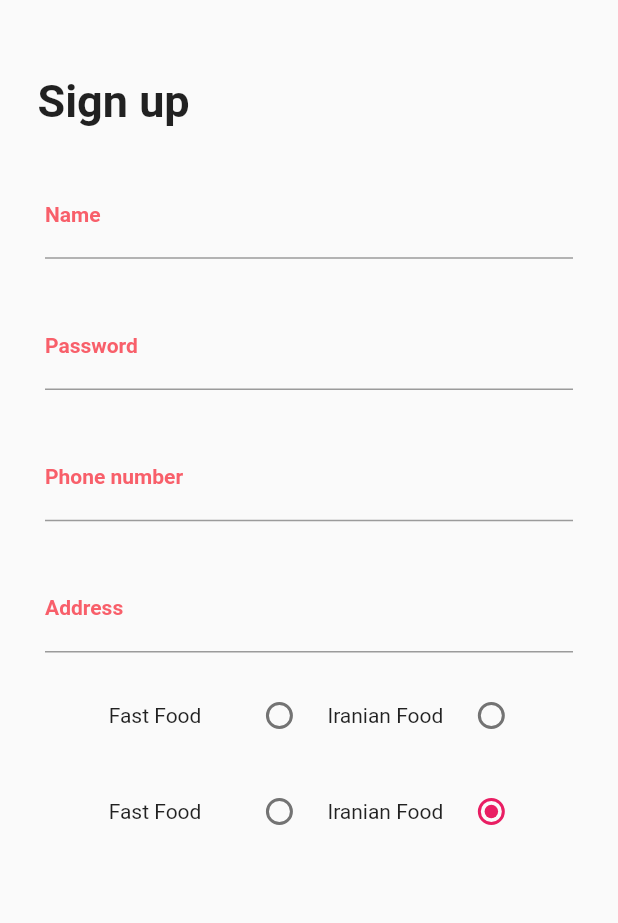
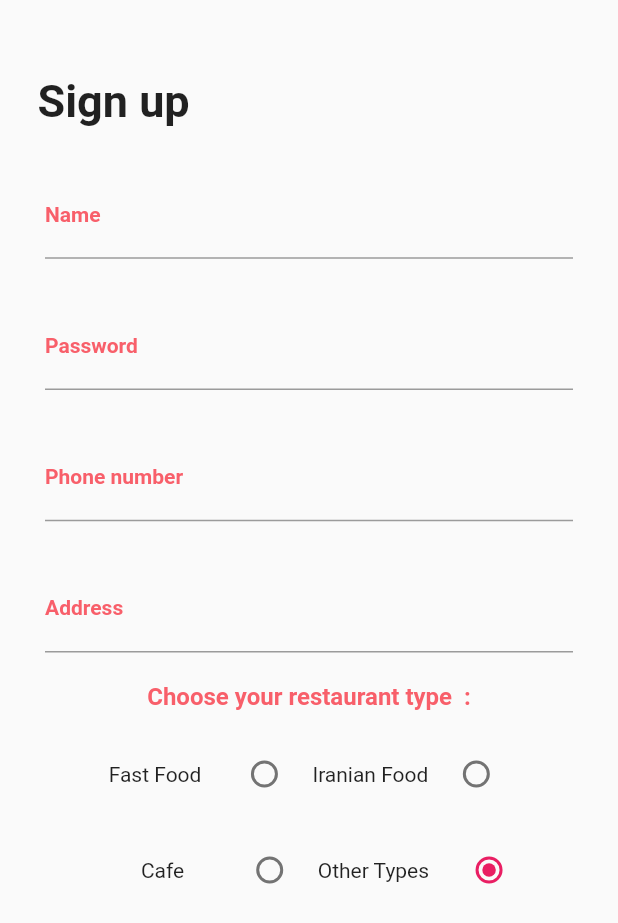
Before and after one commit to amir-r-z-a/chf-restaurant-App, a Flutter app: the screen it shows after launch, on a phone screen of 412 x 824 dp. Shown: the top 923 px of the screen. Run offline on Flutter 3.47's test engine with Material 2 defaults, Android fonts, the phone set to English and light mode, and no system bars; missing offline and left inert: dart:html.

Commit message:
buttons paddings added

```diff
--- a/lib/Screens/SignUpScreen.dart
+++ b/lib/Screens/SignUpScreen.dart
@@ -6,20 +6,22 @@ class SignUpScreen extends StatefulWidget {
   @override
   _SignUpScreenState createState() => _SignUpScreenState();
 }
-
 class _SignUpScreenState extends State<SignUpScreen> {
   var _formkey = GlobalKey<FormState>();
-  int selectedRadio ;
-  setSelectedRadio(int val){
+  int selectedRadio;
+
+  setSelectedRadio(int val) {
     setState(() {
-      selectedRadio=val;
+      selectedRadio = val;
     });
   }
+
   @override
   void initState() {
     super.initState();
-    selectedRadio=0;
+    selectedRadio = 0;
   }
+
   @override
   Widget build(BuildContext context) {
     return Scaffold(
@@ -33,8 +35,8 @@ class _SignUpScreenState extends State<SignUpScreen> {
                     children: [
                       Text(
                         "Sign up",
-                        style:
-                            TextStyle(fontSize: 30, fontWeight: FontWeight.bold),
+                        style: TextStyle(
+                            fontSize: 30, fontWeight: FontWeight.bold),
                       ),
                     ],
                   )),
@@ -74,20 +76,29 @@ class _SignUpScreenState extends State<SignUpScreen> {
                         hint: "your Address",
                       ),
                       Container(
+                          margin: EdgeInsets.only(top: 20),
+                          child: Text(
+                            "Choose your restaurant type  :",
+                            style: TextStyle(
+                                color: Color.fromRGBO(248, 95, 106, 1),
+                                fontSize: 16,
+                                fontWeight: FontWeight.bold),
+                          )),
+                      Container(
                         margin: EdgeInsets.only(top: 10),
                         child: Row(
                           mainAxisAlignment: MainAxisAlignment.center,
                           children: [
-                            Padding(padding: EdgeInsets.all(10)),
+                            Padding(padding: EdgeInsets.only(right: 10)),
                             Text("Fast Food"),
-                            Padding(padding: EdgeInsets.all(10)),
+                            Padding(padding: EdgeInsets.only(right: 10)),
                             ButtonBar(
                               children: [
                                 Radio(
                                   value: 2,
                                   groupValue: selectedRadio,
                                   activeColor: Colors.pink,
-                                  onChanged: (val){
+                                  onChanged: (val) {
                                     print("Radio $val");
                                     setSelectedRadio(val);
                                   },
@@ -98,7 +109,7 @@ class _SignUpScreenState extends State<SignUpScreen> {
                                   value: 3,
                                   groupValue: selectedRadio,
                                   activeColor: Colors.pink,
-                                  onChanged: (val){
+                                  onChanged: (val) {
                                     print("Radio $val");
                                     setSelectedRadio(val);
                                   },
@@ -108,30 +119,33 @@ class _SignUpScreenState extends State<SignUpScreen> {
                           ],
                         ),
                       ),
-                      Row(
+                      Container(
+                        margin: EdgeInsets.only(left: 30),
+                        child: Row(
                           mainAxisAlignment: MainAxisAlignment.center,
                           children: [
-                          Padding(padding: EdgeInsets.all(10)),
-                          Text("Fast Food"),
-                          Padding(padding: EdgeInsets.all(10)),
+                            Padding(padding: EdgeInsets.only(right: 10)),
+                            Text("Cafe"),
+                            Padding(padding: EdgeInsets.only(right: 25)),
                             ButtonBar(
                               children: [
                                 Radio(
                                   value: 1,
                                   groupValue: selectedRadio,
                                   activeColor: Colors.pink,
-                                onChanged: (val){
+                                  onChanged: (val) {
                                     print("Radio $val");
                                     setSelectedRadio(val);
                                   },
                                 ),
-                              Text("Iranian Food"),
+                                Text("Other Types"),
+                                Padding(padding: EdgeInsets.only(right: 0)),
                                 // Padding(padding: EdgeInsets.all(10)),
                                 Radio(
                                   value: 0,
                                   groupValue: selectedRadio,
                                   activeColor: Colors.pink,
-                                onChanged: (val){
+                                  onChanged: (val) {
                                     print("Radio $val");
                                     setSelectedRadio(val);
                                   },
@@ -139,6 +153,7 @@ class _SignUpScreenState extends State<SignUpScreen> {
                               ],
                             )
                           ],
+                        ),
                       )
                     ],
                   ),
```
Lines whose indentation alone changed are shown as unchanged.
